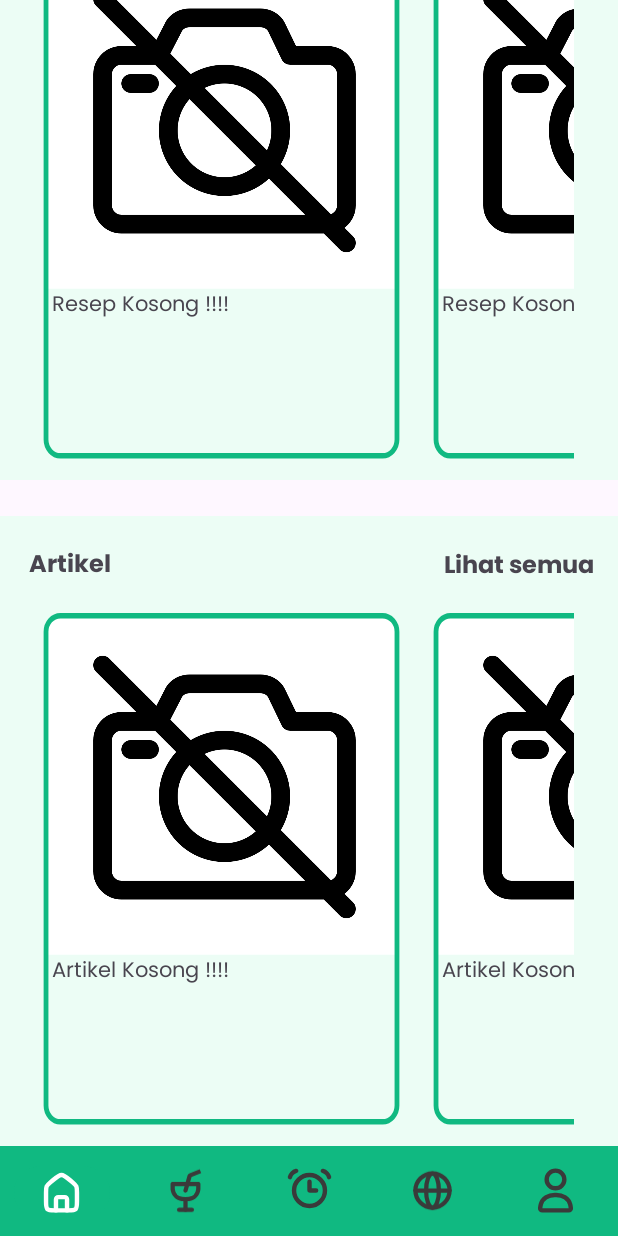
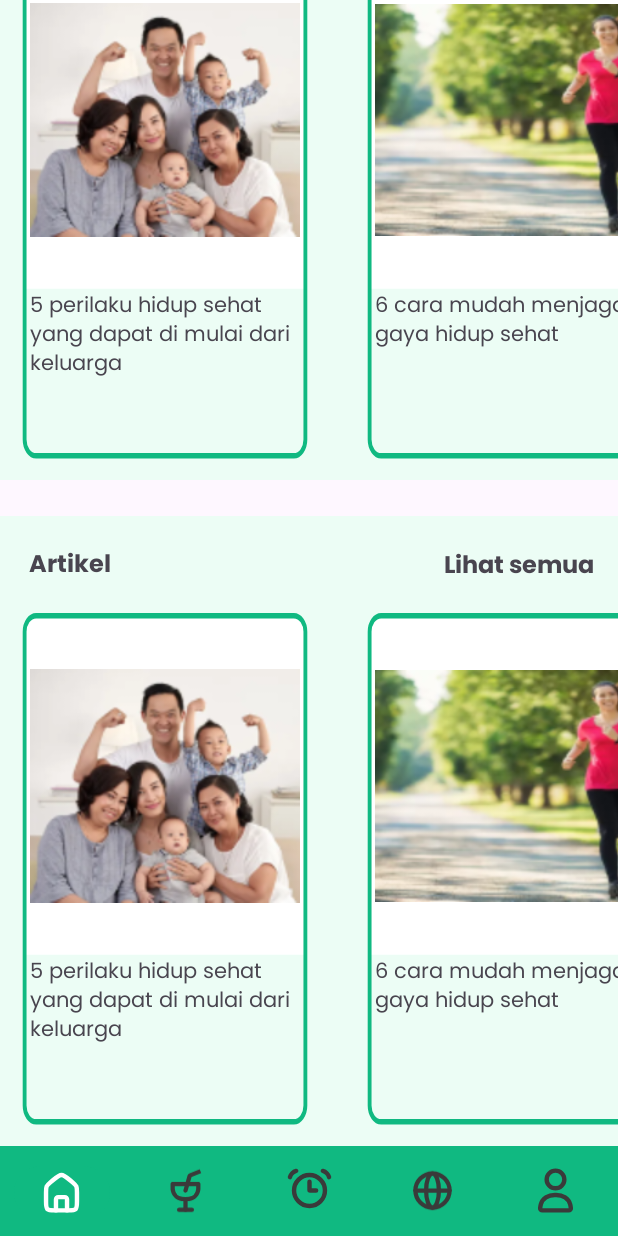
Before and after one commit to AgungRamadhani26/GoFitLife, an Android app: the screen it shows after launch (BottomNavbarActivity), scrolled down 429 dp, on a phone screen of 412 x 824 dp. Run offline under Robolectric (Android 15) with nearby library versions, the phone set to English and light mode, and no system bars; plain views replace CircularProgressBar; 2 statements that could not run were skipped.

Commit message:
Memperbaiki bug text di bagian bt_aktivitas dan card gambar yang terlalu besar di perangkat asli android

```diff
--- a/app/src/main/res/layout/fragment_home.xml
+++ b/app/src/main/res/layout/fragment_home.xml
@@ -72,6 +72,25 @@
             app:layout_constraintTop_toTopOf="@id/cardImage1"
             app:layout_constraintVertical_bias="0.042"/>
 
+        <FrameLayout
+            android:id="@+id/group1"
+            android:layout_width="match_parent"
+            android:layout_height="200dp"
+            app:layout_constraintBottom_toBottomOf="@+id/cardImage2"
+            app:layout_constraintEnd_toEndOf="parent"
+            app:layout_constraintHorizontal_bias="0.0"
+            app:layout_constraintStart_toStartOf="parent"
+            app:layout_constraintTop_toTopOf="parent"
+            app:layout_constraintVertical_bias="0.182"
+            android:visibility="visible">
+
+            <ImageView
+                android:id="@+id/imageView1"
+                android:layout_width="wrap_content"
+                android:layout_height="41dp"
+                android:src="@drawable/line"
+                android:layout_marginStart="10dp"/>
+
             <TextView
                 android:id="@+id/tv_judul1"
                 android:layout_width="wrap_content"
@@ -80,27 +99,25 @@
                 android:text="Terbakar"
                 android:textColor="@color/grey3"
                 android:textSize="16sp"
-            app:layout_constraintBottom_toBottomOf="@+id/cardImage1"
-            app:layout_constraintEnd_toEndOf="@+id/cardImage1"
-            app:layout_constraintHorizontal_bias="0.047"
-            app:layout_constraintStart_toStartOf="@+id/cardImage1"
-            app:layout_constraintTop_toTopOf="@+id/cardImage1"
-            app:layout_constraintVertical_bias="0.264" />
+                android:layout_marginStart="20dp"/>
 
             <TextView
                 android:id="@+id/tv_desc1"
                 android:layout_width="wrap_content"
                 android:layout_height="wrap_content"
-            android:layout_marginEnd="300dp"
                 android:fontFamily="@font/poppins_bold"
                 android:text="@string/_600_kcal"
                 android:textSize="20sp"
-            app:layout_constraintBottom_toBottomOf="@+id/cardImage1"
-            app:layout_constraintEnd_toEndOf="@+id/cardImage1"
-            app:layout_constraintHorizontal_bias="1.20"
-            app:layout_constraintStart_toStartOf="@+id/cardImage1"
-            app:layout_constraintTop_toBottomOf="@+id/tv_judul1"
-            app:layout_constraintVertical_bias="0.0" />
+                android:layout_marginStart="20dp"
+                android:layout_marginTop="20dp"/>
+
+            <ImageView
+                android:id="@+id/imageView2"
+                android:layout_width="wrap_content"
+                android:layout_height="41dp"
+                android:src="@drawable/line"
+                android:layout_marginStart="10dp"
+                android:layout_marginTop="50dp"/>
 
             <TextView
                 android:id="@+id/tv_judul2"
@@ -110,12 +127,8 @@
                 android:text="@string/target"
                 android:textColor="@color/grey3"
                 android:textSize="16sp"
-            app:layout_constraintBottom_toBottomOf="@+id/cardImage1"
-            app:layout_constraintEnd_toEndOf="@+id/cardImage1"
-            app:layout_constraintHorizontal_bias="0.045"
-            app:layout_constraintStart_toStartOf="@+id/cardImage1"
-            app:layout_constraintTop_toBottomOf="@+id/tv_desc1"
-            app:layout_constraintVertical_bias="0.0" />
+                android:layout_marginTop="50dp"
+                android:layout_marginStart="20dp"/>
 
             <TextView
                 android:id="@+id/tv_desc2"
@@ -124,95 +137,50 @@
                 android:fontFamily="@font/poppins_bold"
                 android:text="@string/_1000_kcal"
                 android:textSize="20sp"
-            app:layout_constraintBottom_toBottomOf="@+id/cardImage1"
-            app:layout_constraintEnd_toEndOf="@+id/cardImage1"
-            app:layout_constraintHorizontal_bias="0.052"
-            app:layout_constraintStart_toStartOf="@+id/cardImage1"
-            app:layout_constraintTop_toBottomOf="@+id/tv_judul2"
-            app:layout_constraintVertical_bias="0.0" />
-
-        <TextView
-            android:id="@+id/tv_judul3"
-            android:layout_width="wrap_content"
-            android:layout_height="wrap_content"
-            android:text="@string/sisa"
-            android:textColor="@color/grey3"
-            android:textSize="16sp"
-            android:fontFamily="@font/poppins_regular"
-            app:layout_constraintBottom_toBottomOf="@+id/cardImage1"
-            app:layout_constraintEnd_toEndOf="@+id/cardImage1"
-            app:layout_constraintHorizontal_bias="0.042"
-            app:layout_constraintStart_toStartOf="@+id/cardImage1"
-            app:layout_constraintTop_toBottomOf="@+id/tv_desc2"
-            app:layout_constraintVertical_bias="0.0" />
-
-        <TextView
-            android:id="@+id/tv_desc3"
-            android:layout_width="wrap_content"
-            android:layout_height="wrap_content"
-            android:text="@string/_400_kcal"
-            android:textSize="20sp"
-            android:fontFamily="@font/poppins_bold"
-            app:layout_constraintBottom_toBottomOf="@+id/cardImage1"
-            app:layout_constraintEnd_toEndOf="@+id/cardImage1"
-            app:layout_constraintHorizontal_bias="0.050"
-            app:layout_constraintStart_toStartOf="@+id/cardImage1"
-            app:layout_constraintTop_toBottomOf="@+id/tv_judul3"
-            app:layout_constraintVertical_bias="0.0" />
-
-        <ImageView
-            android:id="@+id/imageView1"
-            android:layout_width="wrap_content"
-            android:layout_height="41dp"
-            android:src="@drawable/line"
-            app:layout_constraintBottom_toBottomOf="@id/cardImage1"
-            app:layout_constraintEnd_toStartOf="@+id/tv_judul1"
-            app:layout_constraintHorizontal_bias="0.615"
-            app:layout_constraintStart_toStartOf="@id/cardImage1"
-            app:layout_constraintTop_toTopOf="@id/cardImage1"
-            app:layout_constraintVertical_bias="0.32" />
-
-        <ImageView
-            android:id="@+id/imageView2"
-            android:layout_width="wrap_content"
-            android:layout_height="41dp"
-            android:src="@drawable/line"
-            app:layout_constraintBottom_toBottomOf="@+id/cardImage1"
-            app:layout_constraintEnd_toStartOf="@+id/tv_judul2"
-            app:layout_constraintHorizontal_bias="0.615"
-            app:layout_constraintStart_toStartOf="@+id/cardImage1"
-            app:layout_constraintTop_toBottomOf="@+id/imageView1"
-            app:layout_constraintVertical_bias="0.138" />
+                android:layout_marginTop="70dp"
+                android:layout_marginStart="20dp"/>
 
             <ImageView
                 android:id="@+id/imageView3"
                 android:layout_width="wrap_content"
                 android:layout_height="41dp"
                 android:src="@drawable/line"
-            app:layout_constraintBottom_toBottomOf="@id/cardImage1"
-            app:layout_constraintEnd_toStartOf="@+id/tv_judul3"
-            app:layout_constraintHorizontal_bias="0.615"
-            app:layout_constraintStart_toStartOf="@id/cardImage1"
-            app:layout_constraintTop_toBottomOf="@+id/imageView2"
-            app:layout_constraintVertical_bias="0.413" />
+                android:layout_marginTop="100dp"
+                android:layout_marginStart="10dp"/>
+
+            <TextView
+                android:id="@+id/tv_judul3"
+                android:layout_width="wrap_content"
+                android:layout_height="wrap_content"
+                android:fontFamily="@font/poppins_regular"
+                android:text="@string/sisa"
+                android:textColor="@color/grey3"
+                android:textSize="16sp"
+                android:layout_marginTop="100dp"
+                android:layout_marginStart="20dp"/>
+
+            <TextView
+                android:id="@+id/tv_desc3"
+                android:layout_width="wrap_content"
+                android:layout_height="wrap_content"
+                android:fontFamily="@font/poppins_bold"
+                android:text="@string/_400_kcal"
+                android:textSize="20sp"
+                android:layout_marginTop="120dp"
+                android:layout_marginStart="20dp"/>
 
             <com.mikhaellopez.circularprogressbar.CircularProgressBar
                 android:id="@+id/circularProgressBar"
                 android:layout_width="100dp"
                 android:layout_height="100dp"
-            android:layout_marginTop="20dp"
                 app:cpb_background_progressbar_color="#98BCA7"
                 app:cpb_background_progressbar_width="10dp"
                 app:cpb_progress_direction="to_right"
                 app:cpb_progressbar_color="#4CAF50"
                 app:cpb_progressbar_width="10dp"
                 app:cpb_round_border="true"
-            app:layout_constraintBottom_toBottomOf="@id/cardImage1"
-            app:layout_constraintEnd_toEndOf="@id/cardImage1"
-            app:layout_constraintHorizontal_bias="0.906"
-            app:layout_constraintStart_toStartOf="@id/cardImage1"
-            app:layout_constraintTop_toTopOf="@id/cardImage1"
-            app:layout_constraintVertical_bias="0.507" />
+                android:layout_marginStart="280dp"
+                android:layout_marginTop="30dp"/>
 
             <TextView
                 android:id="@+id/animateTextPercent"
@@ -221,21 +189,10 @@
                 android:text="60%"
                 android:textColor="@color/black"
                 android:textSize="24sp"
-            app:layout_constraintBottom_toBottomOf="@id/cardImage1"
-            app:layout_constraintEnd_toEndOf="@id/cardImage1"
-            app:layout_constraintHorizontal_bias="0.85"
-            app:layout_constraintStart_toStartOf="@id/cardImage1"
-            app:layout_constraintTop_toTopOf="@id/cardImage1"
-            app:layout_constraintVertical_bias="0.558" />
+                android:layout_marginStart="305dp"
+                android:layout_marginTop="60dp"/>
 
-        <androidx.constraintlayout.widget.Group
-            android:id="@+id/group1"
-            android:layout_width="wrap_content"
-            android:layout_height="wrap_content"
-            app:constraint_referenced_ids="tv_judul1,tv_judul2,tv_judul3,
-        tv_desc1,tv_desc2,tv_desc3,imageView1,imageView2,imageView3,circularProgressBar,
-        animateTextPercent"
-            android:visibility="visible"/>
+        </FrameLayout>
 
         <androidx.recyclerview.widget.RecyclerView
             android:id="@+id/recyclerView1"
@@ -450,7 +407,7 @@
 
         <androidx.recyclerview.widget.RecyclerView
             android:id="@+id/recyclerView2"
-            android:layout_width="360dp"
+            android:layout_width="match_parent"
             android:layout_height="wrap_content"
             android:orientation="horizontal"
             app:layoutManager="androidx.recyclerview.widget.LinearLayoutManager"
@@ -504,7 +461,7 @@
 
         <androidx.recyclerview.widget.RecyclerView
             android:id="@+id/recyclerView3"
-            android:layout_width="360dp"
+            android:layout_width="match_parent"
             android:layout_height="wrap_content"
             android:orientation="horizontal"
             app:layoutManager="androidx.recyclerview.widget.LinearLayoutManager"
--- a/app/src/main/res/layout/item2.xml
+++ b/app/src/main/res/layout/item2.xml
@@ -2,46 +2,45 @@
 <androidx.constraintlayout.widget.ConstraintLayout xmlns:android="http://schemas.android.com/apk/res/android"
     xmlns:app="http://schemas.android.com/apk/res-auto"
     xmlns:tools="http://schemas.android.com/tools"
-    android:layout_width="260dp"
+    android:layout_width="230dp"
     android:layout_height="wrap_content">
 
     <ImageView
         android:id="@+id/imageView"
-        android:layout_width="250dp"
+        android:layout_width="200dp"
         android:layout_height="wrap_content"
         android:background="@drawable/card3"
         app:layout_constraintBottom_toBottomOf="parent"
         app:layout_constraintEnd_toEndOf="parent"
-        app:layout_constraintHorizontal_bias="0.0"
+        app:layout_constraintHorizontal_bias="0.333"
         app:layout_constraintStart_toStartOf="parent"
         app:layout_constraintTop_toTopOf="parent"
-        app:layout_constraintVertical_bias="0.007" />
+        app:layout_constraintVertical_bias="0.0" />
 
     <ImageView
         android:id="@+id/iv_foto"
-        android:layout_width="230dp"
-        android:layout_height="200dp"
+        android:layout_width="180dp"
+        android:layout_height="225dp"
         android:src="@drawable/resep1"
         app:layout_constraintBottom_toBottomOf="@id/imageView"
         app:layout_constraintEnd_toEndOf="@id/imageView"
-        app:layout_constraintHorizontal_bias="0.6"
         app:layout_constraintStart_toStartOf="@id/imageView"
         app:layout_constraintTop_toTopOf="@id/imageView"
-        app:layout_constraintVertical_bias="0.103" />
+        app:layout_constraintVertical_bias="0.023" />
 
     <TextView
         android:id="@+id/tv_deskripsi"
-        android:layout_width="230dp"
+        android:layout_width="180dp"
         android:layout_height="100dp"
         android:fontFamily="@font/poppins_regular"
         android:maxLines="5"
         android:text="@string/test"
         app:layout_constraintBottom_toBottomOf="@id/imageView"
         app:layout_constraintEnd_toEndOf="@id/imageView"
-        app:layout_constraintHorizontal_bias="0.6"
+        app:layout_constraintHorizontal_bias="0.5"
         app:layout_constraintStart_toStartOf="@id/imageView"
         app:layout_constraintTop_toTopOf="@id/imageView"
-        app:layout_constraintVertical_bias="0.89" />
+        app:layout_constraintVertical_bias="0.894" />
 
 
 </androidx.constraintlayout.widget.ConstraintLayout>
--- a/app/src/main/res/layout/item3.xml
+++ b/app/src/main/res/layout/item3.xml
@@ -2,46 +2,45 @@
 <androidx.constraintlayout.widget.ConstraintLayout xmlns:android="http://schemas.android.com/apk/res/android"
     xmlns:app="http://schemas.android.com/apk/res-auto"
     xmlns:tools="http://schemas.android.com/tools"
-    android:layout_width="260dp"
+    android:layout_width="230dp"
     android:layout_height="wrap_content">
 
     <ImageView
         android:id="@+id/imageView"
-        android:layout_width="250dp"
+        android:layout_width="200dp"
         android:layout_height="wrap_content"
         android:background="@drawable/card3"
         app:layout_constraintBottom_toBottomOf="parent"
         app:layout_constraintEnd_toEndOf="parent"
-        app:layout_constraintHorizontal_bias="0.0"
+        app:layout_constraintHorizontal_bias="0.333"
         app:layout_constraintStart_toStartOf="parent"
         app:layout_constraintTop_toTopOf="parent"
-        app:layout_constraintVertical_bias="0.007" />
+        app:layout_constraintVertical_bias="0.0" />
 
     <ImageView
         android:id="@+id/iv_foto"
-        android:layout_width="230dp"
-        android:layout_height="200dp"
+        android:layout_width="180dp"
+        android:layout_height="225dp"
         android:src="@drawable/resep1"
         app:layout_constraintBottom_toBottomOf="@id/imageView"
         app:layout_constraintEnd_toEndOf="@id/imageView"
-        app:layout_constraintHorizontal_bias="0.6"
         app:layout_constraintStart_toStartOf="@id/imageView"
         app:layout_constraintTop_toTopOf="@id/imageView"
-        app:layout_constraintVertical_bias="0.103" />
+        app:layout_constraintVertical_bias="0.023" />
 
     <TextView
         android:id="@+id/tv_deskripsi"
-        android:layout_width="230dp"
+        android:layout_width="180dp"
         android:layout_height="100dp"
         android:fontFamily="@font/poppins_regular"
         android:maxLines="5"
         android:text="@string/test"
         app:layout_constraintBottom_toBottomOf="@id/imageView"
         app:layout_constraintEnd_toEndOf="@id/imageView"
-        app:layout_constraintHorizontal_bias="0.6"
+        app:layout_constraintHorizontal_bias="0.5"
         app:layout_constraintStart_toStartOf="@id/imageView"
         app:layout_constraintTop_toTopOf="@id/imageView"
-        app:layout_constraintVertical_bias="0.89" />
+        app:layout_constraintVertical_bias="0.894" />
 
 
 </androidx.constraintlayout.widget.ConstraintLayout>
--- a/app/src/main/res/values/array.xml
+++ b/app/src/main/res/values/array.xml
@@ -33,18 +33,18 @@
 
     <!-- Group2 Home -->
     <string-array name="deskripsi1">
-        <item>Resep Kosong !!!!</item>
-        <item>Resep Kosong !!!!</item>
-        <item>Resep Kosong !!!!</item>
-        <item>Resep Kosong !!!!</item>
+        <item>5 perilaku hidup sehat yang dapat di mulai dari keluarga</item>
+        <item>6 cara mudah menjaga gaya hidup sehat</item>
+        <item>Diet tanpa menyiksa, ini paduan melakukan diet DEBM</item>
+        <item>Ini pentingnya perilaku hidup bersih dan sehat (PHBS)</item>
     </string-array>
 
     <!-- Group3 Home -->
     <string-array name="deskripsi2">
-        <item>Artikel Kosong !!!!</item>
-        <item>Artikel Kosong !!!!</item>
-        <item>Artikel Kosong !!!!</item>
-        <item>Artikel Kosong !!!!</item>
+        <item>5 perilaku hidup sehat yang dapat di mulai dari keluarga</item>
+        <item>6 cara mudah menjaga gaya hidup sehat</item>
+        <item>Diet tanpa menyiksa, ini paduan melakukan diet DEBM</item>
+        <item>Ini pentingnya perilaku hidup bersih dan sehat (PHBS)</item>
     </string-array>
 
 </resources>
```
Also changed, not shown: app/src/main/res/drawable/artikel1.png, app/src/main/res/drawable/artikel2.png, app/src/main/res/drawable/artikel3.png, app/src/main/res/drawable/artikel4.png, app/src/main/res/drawable/resep1.png, app/src/main/res/drawable/resep2.png, app/src/main/res/drawable/resep3.png, app/src/main/res/drawable/resep4.png. Lines whose indentation alone changed are shown as unchanged.
